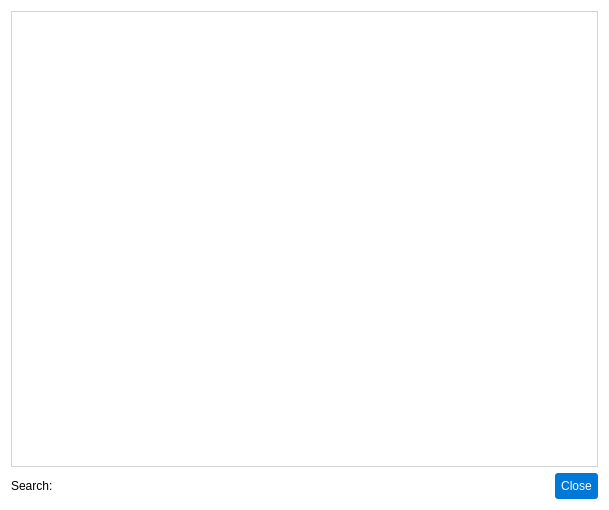
Torward1024/pAstroCORE, file pastrocore/gui_pyside/dialog_catalog.ui: the form before one commit.
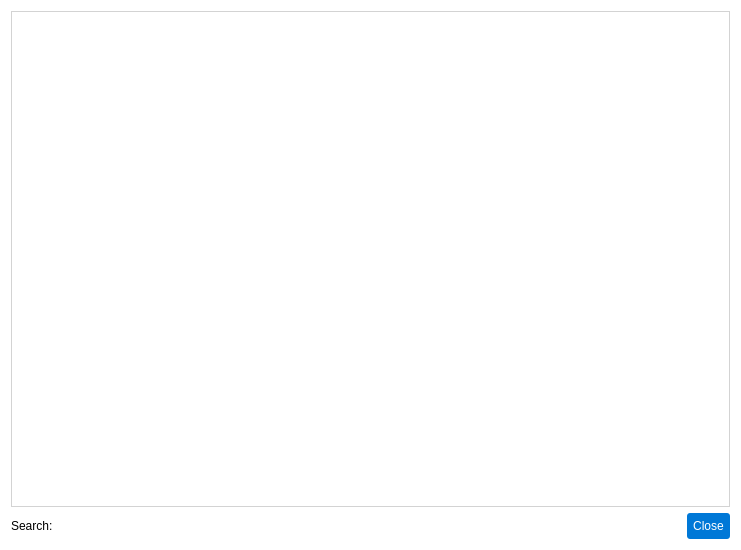
The form after the commit. Icons and pictures are not drawn.

```diff
--- a/pastrocore/gui_pyside/dialog_catalog.ui
+++ b/pastrocore/gui_pyside/dialog_catalog.ui
@@ -6,10 +6,16 @@
    <rect>
     <x>0</x>
     <y>0</y>
-    <width>609</width>
-    <height>510</height>
+    <width>741</width>
+    <height>550</height>
    </rect>
   </property>
+  <property name="sizePolicy">
+   <sizepolicy hsizetype="Fixed" vsizetype="Fixed">
+    <horstretch>0</horstretch>
+    <verstretch>0</verstretch>
+   </sizepolicy>
+  </property>
   <property name="windowTitle">
    <string>Dialog</string>
   </property>
```
Left out of the diff: 6 changed lines with no effect on the pictures.
